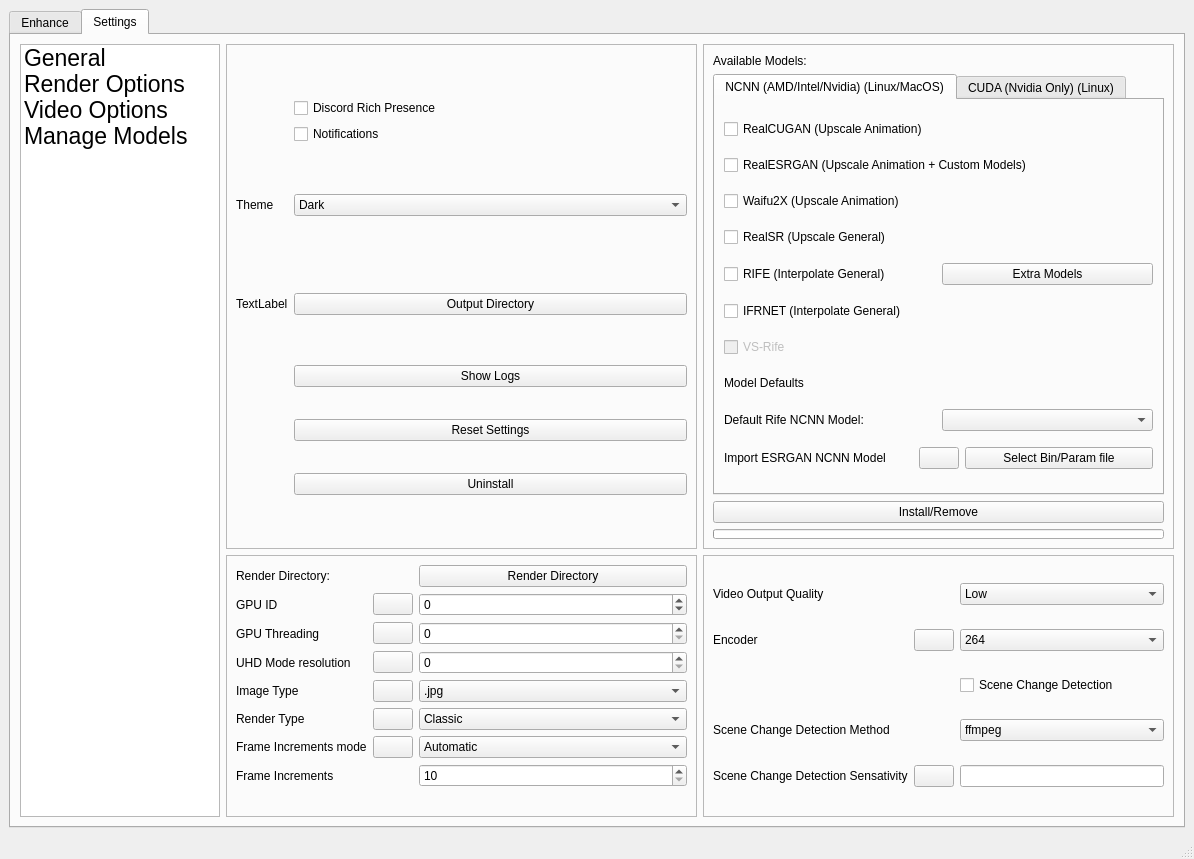
This is mainwindow.ui in TNTwise/REAL-Video-Enhancer as Qt 5 draws it before an edit. The edited form follows.
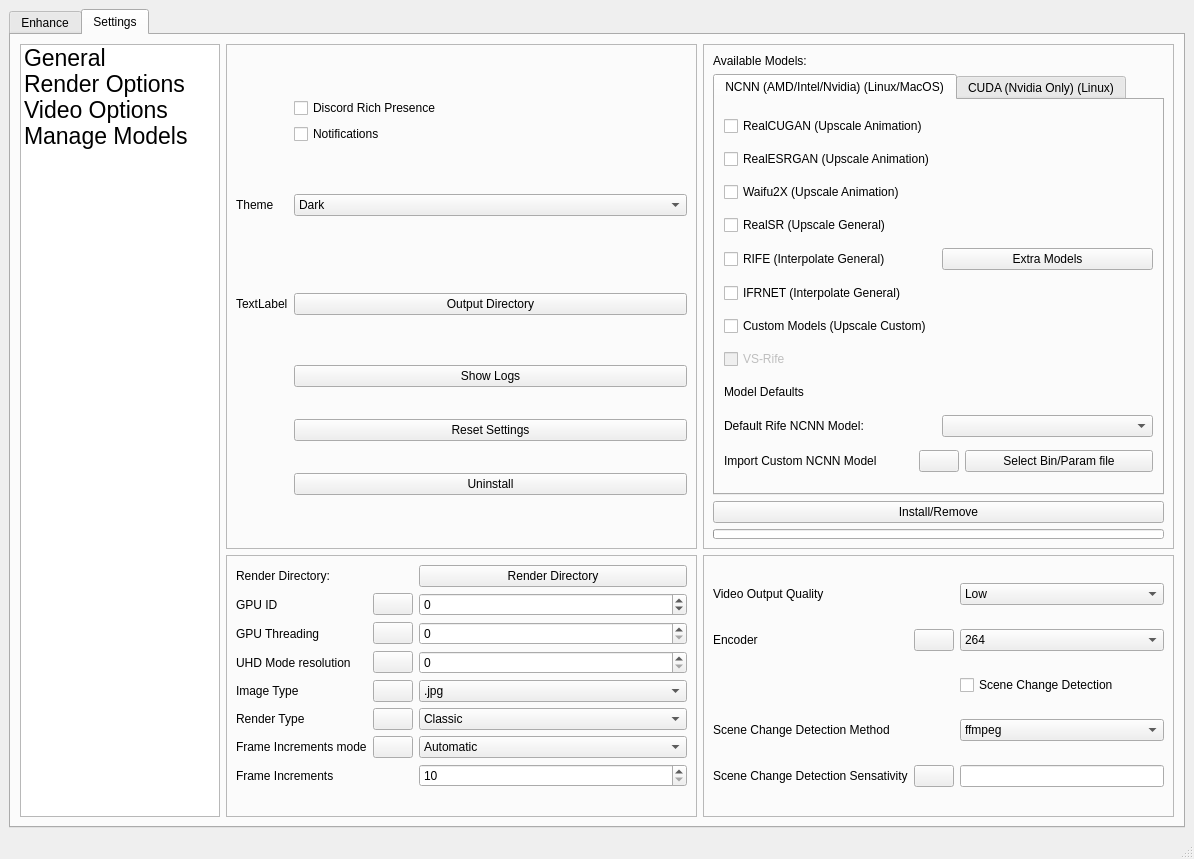
This is the edited form. The open tabs and pages were chosen to show the change. Icons and pictures are not drawn.

Commit message: work on moving custom models to universal upscale ncnn

What changed in the file:
```diff
--- a/mainwindow.ui
+++ b/mainwindow.ui
@@ -775,7 +775,7 @@
                    <item>
                     <widget class="QCheckBox" name="RealESRGANCheckBox">
                      <property name="text">
-                      <string>RealESRGAN (Upscale Animation + Custom Models)</string>
+                      <string>RealESRGAN (Upscale Animation)</string>
                      </property>
                     </widget>
                    </item>
@@ -821,6 +821,13 @@
                      </property>
                     </widget>
                    </item>
+                   <item>
+                    <widget class="QCheckBox" name="CustomModelsNCNNCheckBox">
+                     <property name="text">
+                      <string>Custom Models (Upscale Custom)</string>
+                     </property>
+                    </widget>
+                   </item>
                    <item>
                     <widget class="QCheckBox" name="RifeVSCheckBox">
                      <property name="enabled">
@@ -863,7 +870,7 @@
                      <item>
                       <widget class="QLabel" name="label_20">
                        <property name="text">
-                        <string>Import ESRGAN NCNN Model</string>
+                        <string>Import Custom NCNN Model</string>
                        </property>
                       </widget>
                      </item>
```
The commit also changes 10 other files.
